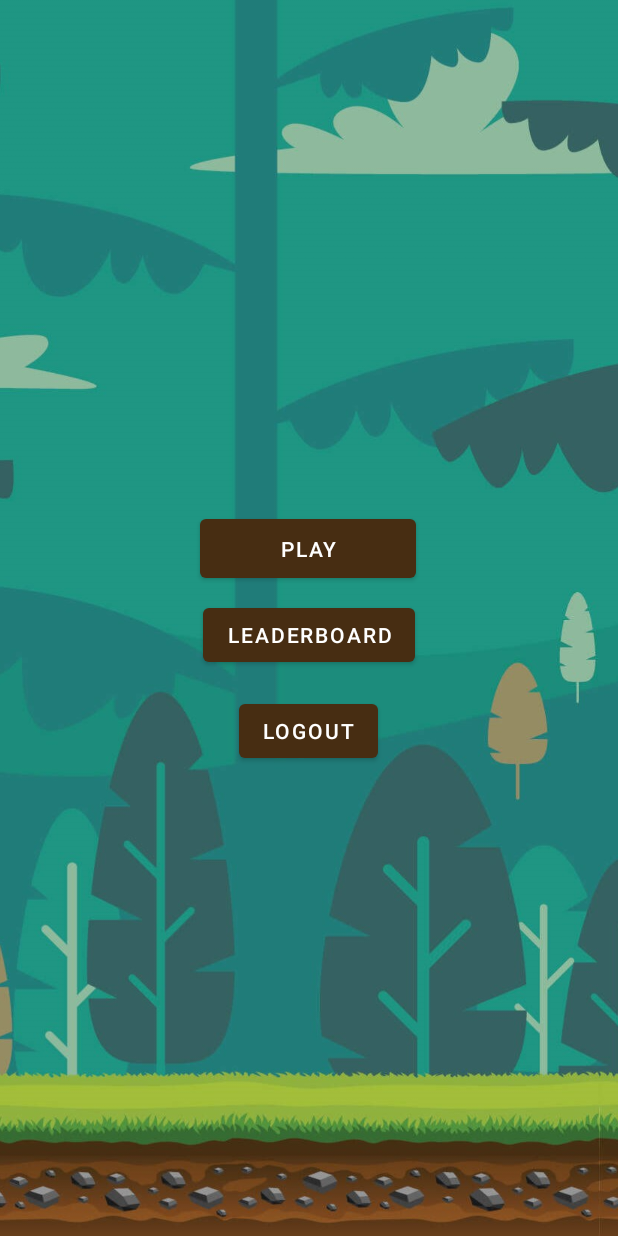
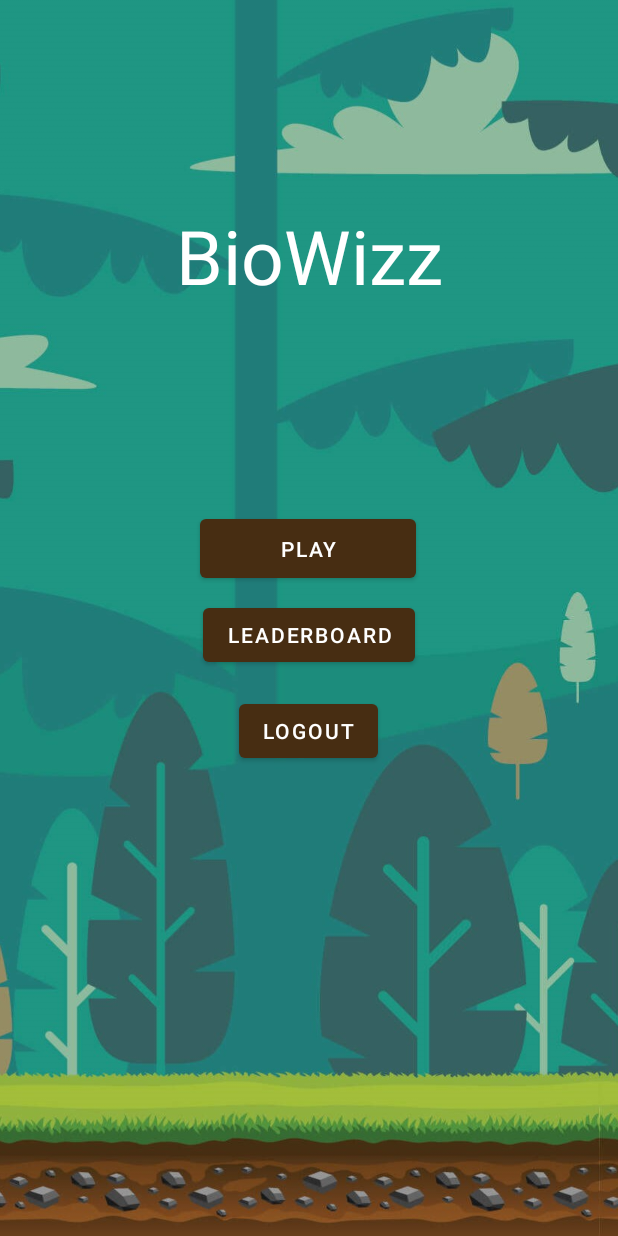
Before and after one commit to Akusuma05/BIO9_UAS_MAD, an Android app: the MenuFragment screen opened through its navigation route, on a phone screen of 412 x 824 dp. Run offline under Robolectric (Android 15) with nearby library versions, the phone set to English and light mode, and no system bars; network calls fail.

Commit message:
Tambah Judul game

```diff
--- a/app/src/main/res/layout/fragment_menu.xml
+++ b/app/src/main/res/layout/fragment_menu.xml
@@ -51,4 +51,18 @@
         app:layout_constraintStart_toStartOf="parent"
         app:layout_constraintTop_toBottomOf="@+id/btn_leaderboard" />
 
+    <TextView
+        android:id="@+id/textView7"
+        android:layout_width="wrap_content"
+        android:layout_height="wrap_content"
+        android:outlineProvider="none"
+        android:text="BioWizz"
+        android:textAllCaps="false"
+        android:textColor="#FFFFFF"
+        android:textSize="50sp"
+        app:layout_constraintBottom_toTopOf="@+id/btn_play"
+        app:layout_constraintEnd_toEndOf="parent"
+        app:layout_constraintStart_toStartOf="parent"
+        app:layout_constraintTop_toTopOf="parent" />
+
 </androidx.constraintlayout.widget.ConstraintLayout>
```
